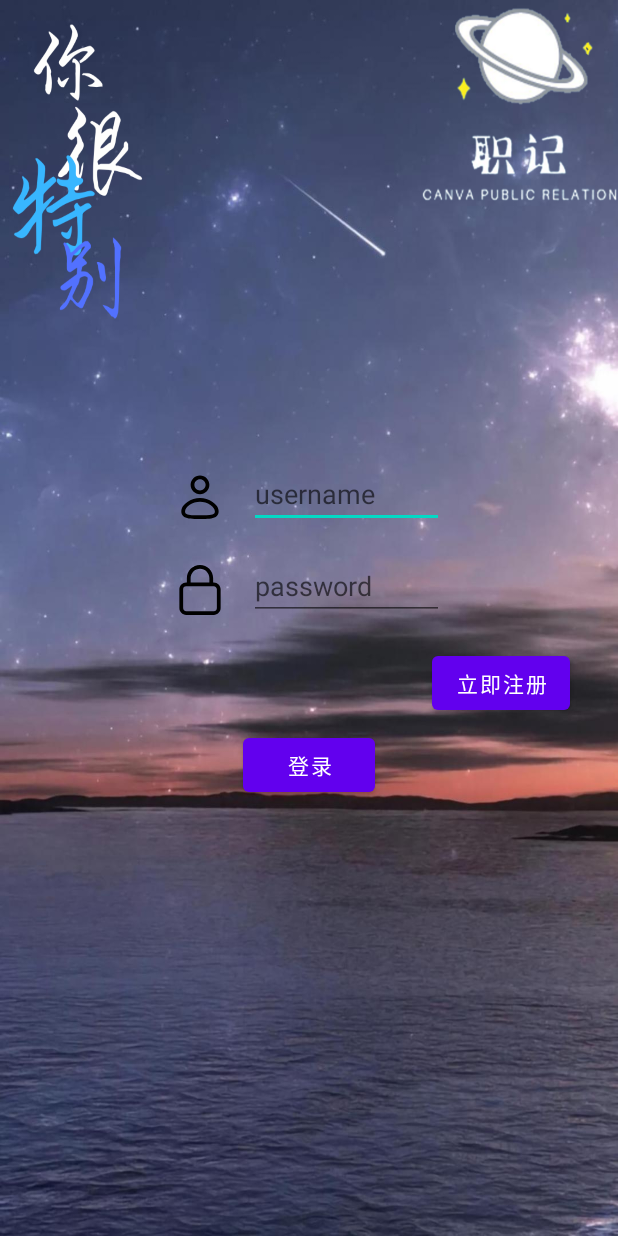
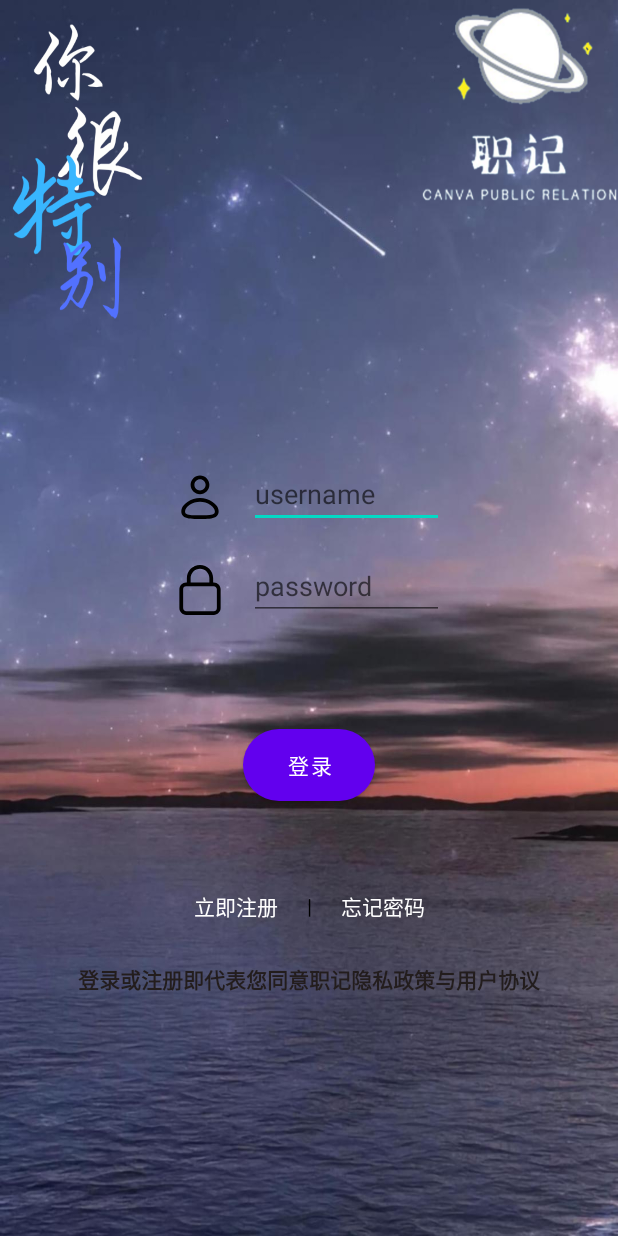
Before and after one commit to ohhobo/Zhiji, an Android app: the SigninActivity screen opened directly, with no data from a screen before it, on a phone screen of 412 x 824 dp. Run offline under Robolectric (Android 15) with nearby library versions, the phone set to English and light mode, and no system bars.

Commit message:
2021-11-22-15:33

```diff
--- /dev/null
+++ b/app/src/main/java/com/sdu/zhiji/AppVars.kt
@@ -0,0 +1,46 @@
+package com.sdu.zhiji
+
+
+import androidx.appcompat.app.AppCompatActivity
+import android.os.Bundle
+import android.os.PersistableBundle
+import kotlin.math.log
+import android.content.Intent
+import android.util.Log
+import android.widget.Button
+import android.widget.EditText
+import android.widget.Toast
+import androidx.core.graphics.scaleMatrix
+import retrofit2.Call
+import retrofit2.Callback
+import retrofit2.Response
+import retrofit2.Retrofit
+import retrofit2.converter.gson.GsonConverterFactory
+import retrofit2.http.GET
+import retrofit2.http.Query
+
+val retrofit: Retrofit = Retrofit.Builder()
+    .baseUrl("http://81.68.226.148/")
+    .addConverterFactory(GsonConverterFactory.create())
+    .build()
+object SignStatus{
+    var status:Int=0
+}
+//api for sign_in
+class SignInApp(val code: String)
+interface SignInService {
+    @GET("api/signin.php")
+    fun getAppData(
+        @Query("username") para_u: String,
+        @Query("password") para_p: String
+    ): Call<SignInApp>
+}
+//api for sign_up
+class SignUpApp(val code: String, val username: String, val password: String)
+interface SignUpService {
+    @GET("api/signup.php")
+    fun getAppData(
+        @Query("username") para_u: String,
+        @Query("password") para_p: String
+    ): Call<SignUpApp>
+}
--- a/app/src/main/java/com/sdu/zhiji/SigninActivity.kt
+++ b/app/src/main/java/com/sdu/zhiji/SigninActivity.kt
@@ -19,15 +19,6 @@ import retrofit2.http.GET
 import retrofit2.http.Query
 
 
-class SignInApp(val code: String)
-interface SignInService {
-    @GET("api/signin.php")
-    fun getAppData(
-        @Query("username") para_u: String,
-        @Query("password") para_p: String
-    ): Call<SignInApp>
-}
-
 class SigninActivity : AppCompatActivity() {
     override fun onCreate(savedInstanceState: Bundle?) {
         super.onCreate(savedInstanceState)
@@ -46,6 +37,9 @@ class SigninActivity : AppCompatActivity() {
                             "sign in successfully!",
                             Toast.LENGTH_SHORT
                         ).show()
+                        SignStatus.status = 1
+                        val intent = Intent(this@SigninActivity, MainActivity::class.java)
+                        startActivity(intent)
                     } else {
                         val edit1 = findViewById<EditText>(R.id.signin_password).setText("")
                         val edit2 = findViewById<EditText>(R.id.signin_username).setText("")
@@ -64,5 +58,9 @@ class SigninActivity : AppCompatActivity() {
             })
         }
         val button2 = findViewById<Button>(R.id.signin_button_signup)
+        button2.setOnClickListener {
+            val intent = Intent(this, SignupActivity::class.java)
+            startActivity(intent)
+        }
     }
 }
--- a/app/src/main/java/com/sdu/zhiji/SignupActivity.kt
+++ b/app/src/main/java/com/sdu/zhiji/SignupActivity.kt
@@ -14,19 +14,6 @@ import retrofit2.converter.gson.GsonConverterFactory
 import retrofit2.http.GET
 import retrofit2.http.Query
 
-val retrofit: Retrofit = Retrofit.Builder()
-    .baseUrl("http://81.68.226.148/")
-    .addConverterFactory(GsonConverterFactory.create())
-    .build()
-
-class SignUpApp(val code: String, val username: String, val password: String)
-interface SignUpService {
-    @GET("api/signup.php")
-    fun getAppData(
-        @Query("username") para_u: String,
-        @Query("password") para_p: String
-    ): Call<SignUpApp>
-}
 
 class SignupActivity : AppCompatActivity() {
     override fun onCreate(savedInstanceState: Bundle?) {
--- /dev/null
+++ b/app/src/main/res/drawable/button_drawable.xml
@@ -0,0 +1,14 @@
+<?xml version="1.0" encoding="utf-8"?>
+<shape xmlns:android="http://schemas.android.com/apk/res/android"
+    android:shape="rectangle">
+    <!--设置背景色 #3c78d8-->
+    <solid android:color="#000000" />
+    <!--设置圆角-->
+    <corners android:radius="105dip" />
+    <padding
+        android:bottom="12dp"
+        android:left="63dp"
+        android:right="63dp"
+        android:top="12dp"
+        />
+</shape>
--- a/app/src/main/res/layout/activity_signin.xml
+++ b/app/src/main/res/layout/activity_signin.xml
@@ -4,8 +4,8 @@
     xmlns:tools="http://schemas.android.com/tools"
     android:layout_width="match_parent"
     android:layout_height="match_parent"
+    android:background="@drawable/pic_back1"
     android:screenOrientation="portrait"
-    android:background="@drawable/pic_back1"
     tools:context=".MainActivity">
 
     <ImageView
@@ -46,21 +46,35 @@
 
     <Button
         android:id="@+id/signin_button_signup"
+        style="@style/Widget.AppCompat.Button.Borderless"
         android:layout_width="wrap_content"
         android:layout_height="wrap_content"
         android:text="@string/signup_now"
-        app:layout_constraintBottom_toBottomOf="parent"
-        app:layout_constraintHorizontal_bias="0.9"
+        app:layout_constraintBottom_toBottomOf="@id/signin_target1"
+        app:layout_constraintHorizontal_bias="1"
         app:layout_constraintLeft_toLeftOf="parent"
+        app:layout_constraintRight_toLeftOf="@+id/signin_target1"
+        app:layout_constraintTop_toTopOf="@+id/signin_target1"
+        tools:ignore="MissingConstraints"></Button>
+
+    <Button
+        android:id="@+id/signin_button_forget"
+        style="@style/Widget.AppCompat.Button.Borderless"
+        android:layout_width="wrap_content"
+        android:layout_height="wrap_content"
+        android:text="@string/forget_password"
+        app:layout_constraintBottom_toBottomOf="@id/signin_target1"
+        app:layout_constraintHorizontal_bias="0"
+        app:layout_constraintLeft_toRightOf="@id/signin_target1"
         app:layout_constraintRight_toRightOf="parent"
-        app:layout_constraintTop_toBottomOf="@+id/signin_icon_password"
-        app:layout_constraintVertical_bias="0.05"
+        app:layout_constraintTop_toTopOf="@+id/signin_target1"
         tools:ignore="MissingConstraints"></Button>
 
     <Button
         android:id="@+id/signin_button_submit"
         android:layout_width="wrap_content"
         android:layout_height="wrap_content"
+        android:background="@drawable/button_drawable"
         android:text="@string/signin"
         app:layout_constraintBottom_toBottomOf="parent"
         app:layout_constraintLeft_toLeftOf="parent"
@@ -82,6 +96,31 @@
         app:layout_constraintVertical_bias="0.15"
         tools:ignore="MissingConstraints"></EditText>
 
+    <TextView
+        android:id="@+id/signin_target1"
+        android:layout_width="10dp"
+        android:layout_height="40dp"
+        android:gravity="center"
+        android:text="|"
+        android:textColor="#000000"
+        app:layout_constraintBottom_toBottomOf="parent"
+        app:layout_constraintLeft_toLeftOf="parent"
+        app:layout_constraintRight_toRightOf="parent"
+        app:layout_constraintTop_toBottomOf="@+id/signin_button_submit"
+        app:layout_constraintVertical_bias="0.2"></TextView>
+
+    <TextView
+        android:layout_width="wrap_content"
+        android:layout_height="wrap_content"
+        android:text="@string/caution"
+        android:textColor="#231D1D"
+        android:textStyle="bold"
+        app:layout_constraintBottom_toBottomOf="parent"
+        app:layout_constraintLeft_toLeftOf="parent"
+        app:layout_constraintRight_toRightOf="parent"
+        app:layout_constraintTop_toBottomOf="@id/signin_target1"
+        app:layout_constraintVertical_bias="0.1"></TextView>
+
     <EditText
         android:id="@+id/signin_password"
         android:layout_width="130dp"
--- a/app/src/main/res/layout/activity_signup.xml
+++ b/app/src/main/res/layout/activity_signup.xml
@@ -71,13 +71,15 @@
 
     <Button
         android:id="@+id/signup_submit"
-        android:layout_width="wrap_content"
-        android:layout_height="wrap_content"
+        android:layout_width="80dp"
+        android:layout_height="40dp"
         android:text="@string/signup"
         app:layout_constraintBottom_toBottomOf="parent"
         app:layout_constraintLeft_toLeftOf="parent"
         app:layout_constraintRight_toRightOf="parent"
         app:layout_constraintTop_toBottomOf="@+id/signup_password"
         app:layout_constraintVertical_bias="0.2"
+        android:background="@drawable/button_drawable"
+        android:gravity="center_horizontal"
         tools:ignore="MissingConstraints"></Button>
 </androidx.constraintlayout.widget.ConstraintLayout>
--- a/app/src/main/res/values/strings.xml
+++ b/app/src/main/res/values/strings.xml
@@ -4,6 +4,10 @@
     <string name="signin">登录</string>
     <string name="signup">注册</string>
     <string name="usr_en">username</string>
+    <string name="usr_cn">用户名</string>
     <string name="psw_en">password</string>
+    <string name="psw_cn">密码</string>
     <string name="signup_now">立即注册</string>
+    <string name="forget_password">忘记密码</string>
+    <string name="caution">登录或注册即代表您同意职记隐私政策与用户协议</string>
 </resources>
```
